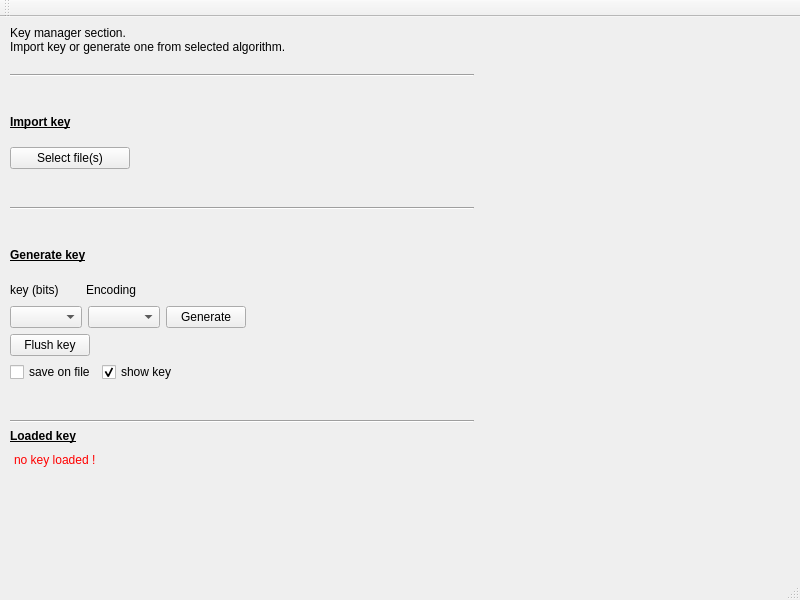
Before: the Qt Designer form mainwindow.ui in redazzalpha/xkrypt, drawn with Qt 5.
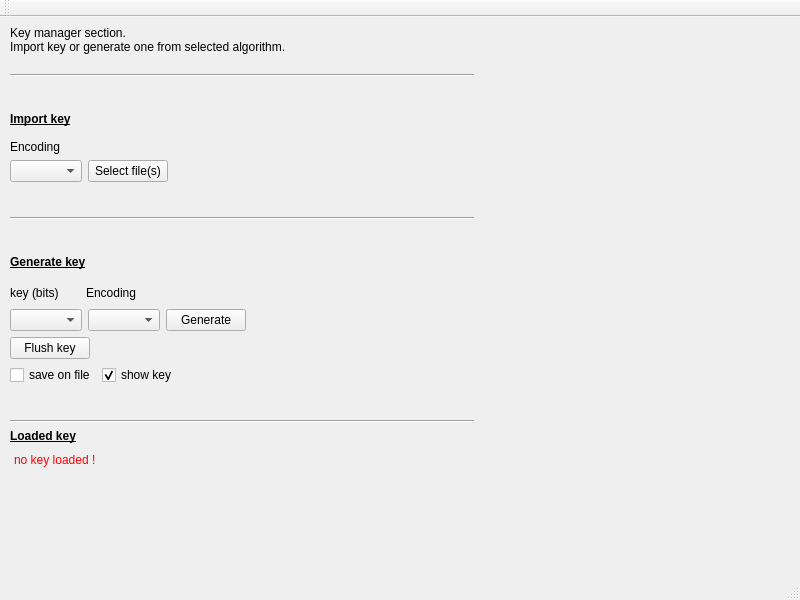
After: the same form once the commit is applied.

Commit message: update keyserializer encoding

```diff
--- a/mainwindow.ui
+++ b/mainwindow.ui
@@ -102,6 +102,25 @@
         </spacer>
        </item>
        <item>
+        <widget class="QLabel" name="label_11">
+         <property name="text">
+          <string>Encoding</string>
+         </property>
+        </widget>
+       </item>
+       <item>
+        <layout class="QHBoxLayout" name="hlayout_8">
+         <item>
+          <widget class="QComboBox" name="m_keyMEncodingI">
+           <property name="minimumSize">
+            <size>
+             <width>70</width>
+             <height>0</height>
+            </size>
+           </property>
+          </widget>
+         </item>
+         <item>
         <widget class="QPushButton" name="m_keyMImport">
          <property name="maximumSize">
           <size>
@@ -115,6 +134,21 @@
         </widget>
        </item>
        <item>
+          <spacer name="spacer_7">
+           <property name="orientation">
+            <enum>Qt::Horizontal</enum>
+           </property>
+           <property name="sizeHint" stdset="0">
+            <size>
+             <width>40</width>
+             <height>20</height>
+            </size>
+           </property>
+          </spacer>
+         </item>
+        </layout>
+       </item>
+       <item>
         <spacer name="spacer_2">
          <property name="orientation">
           <enum>Qt::Vertical</enum>
```
Left out of the diff: 2 changed lines with no effect on the pictures. Lines whose indentation alone changed are shown as unchanged. The commit also changes 5 other files.
